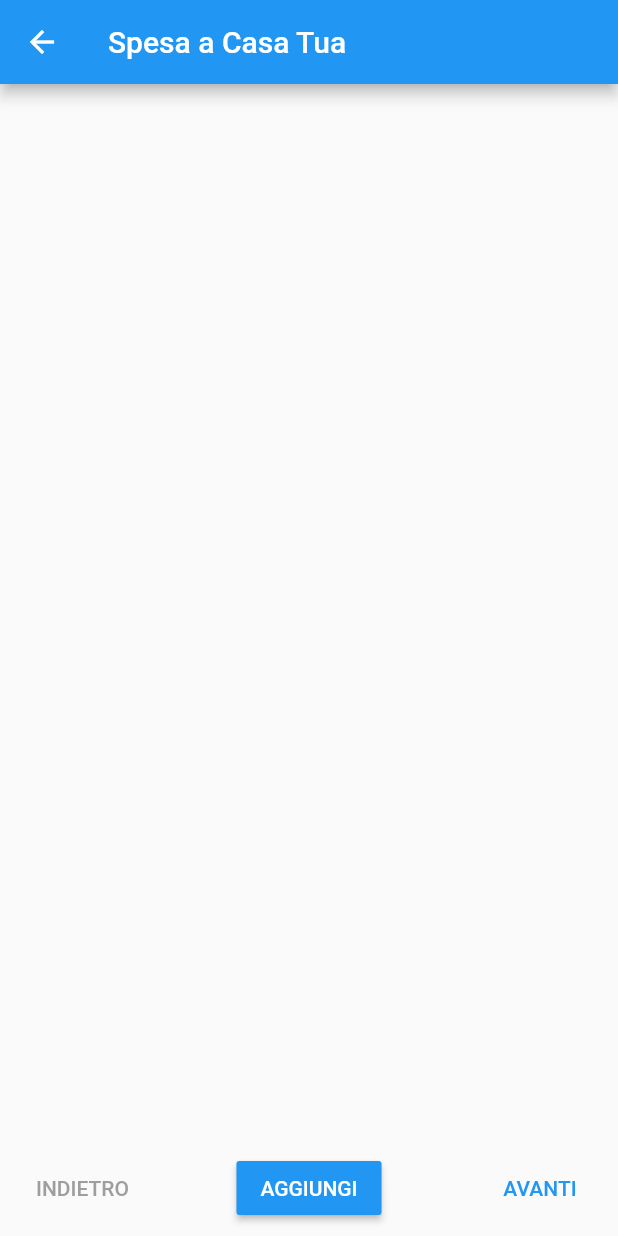
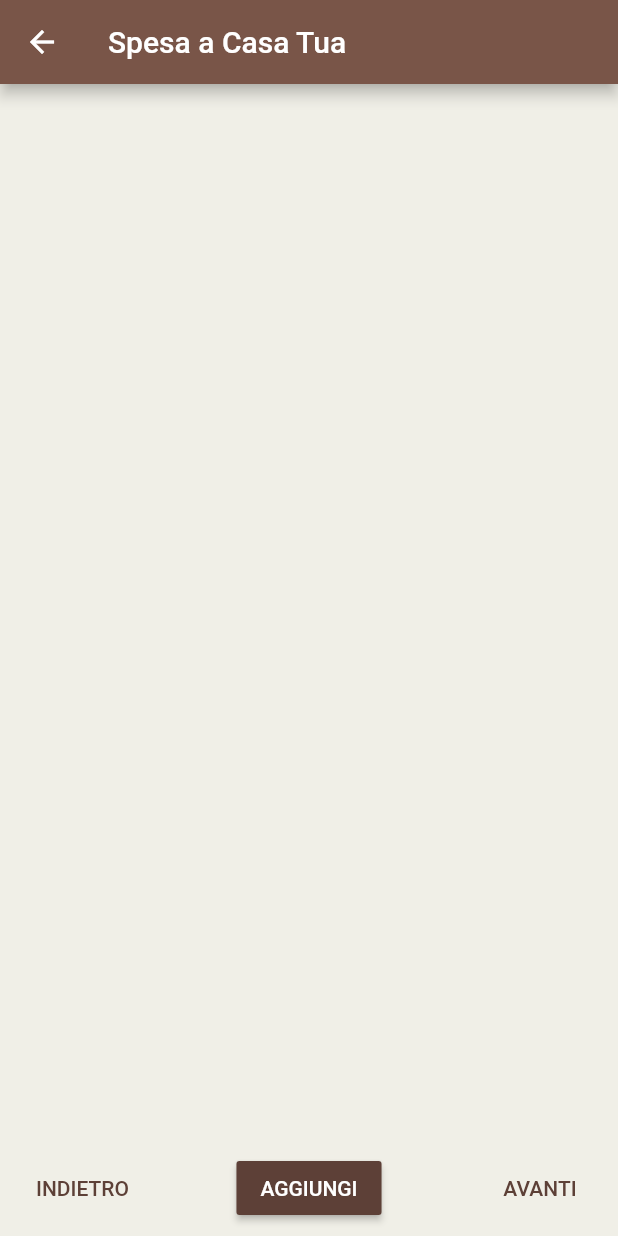
Before and after one commit to sc2-mkr/hack_at_home_mobile, a Flutter app: the screen it shows after launch, after a tap on "Richiedi la spesa", on a phone screen of 412 x 824 dp. Run offline on Flutter 3.47's test engine with Material 2 defaults, Android fonts, the phone set to English and light mode, and no system bars; our stand-ins replace fluttertoast.

Commit message:
Color Change

```diff
--- a/lib/Pages/BasketItemDetail.dart
+++ b/lib/Pages/BasketItemDetail.dart
@@ -2,6 +2,7 @@ import 'package:flutter/material.dart';
 import 'package:hackathome/Utility/BasketItem.dart';
 import 'package:hackathome/Utility/Drawer.dart';
 import 'package:hackathome/Utility/StatusBarCleaner.dart';
+import 'package:hackathome/Utility/Theme.dart';
 
 import '../main.dart';
 
@@ -18,8 +19,9 @@ class BasketItemDetailState extends State<BasketItemDetail> {
   @override
   Widget build(BuildContext context) {
     return StatusBarCleaner(
-        color: Colors.blue[700],
+        color: SC2Theme.darkmainColor,
         child: Scaffold(
+          backgroundColor: SC2Theme.backgroundColor,
           appBar: AppBar(title: Text(MyApp().title),),
           drawer: getDrawer(),
           body: getBody(),
--- a/lib/Pages/Home.dart
+++ b/lib/Pages/Home.dart
@@ -3,6 +3,7 @@ import 'package:flutter/rendering.dart';
 import 'package:hackathome/Pages/NewOrder.dart';
 import 'package:hackathome/Utility/Drawer.dart';
 import 'package:hackathome/Utility/StatusBarCleaner.dart';
+import 'package:hackathome/Utility/Theme.dart';
 import 'package:hackathome/main.dart';
 import 'package:fluttertoast/fluttertoast.dart';
 
@@ -19,8 +20,9 @@ class HomeState extends State<Home> {
   @override
   Widget build(BuildContext context) {
     return StatusBarCleaner(
-        color: Colors.blue[700],
+        color: SC2Theme.darkmainColor,
         child: Scaffold(
+          backgroundColor: SC2Theme.backgroundColor,
           appBar: AppBar(title: Text(MyApp().title),),
           drawer: getDrawer(),
           body: getBody(),
@@ -39,12 +41,12 @@ class HomeState extends State<Home> {
                   child: Container(
                     decoration: new BoxDecoration(
                         borderRadius: BorderRadius.all(Radius.circular(8)),
-                        color: Colors.black,
+                        color: Colors.brown[900],
                         image: new DecorationImage(
                           image: new AssetImage("assets/asset1.jpg"),
                           fit: BoxFit.cover,
                           colorFilter: new ColorFilter.mode(
-                              Colors.black.withOpacity(0.4), BlendMode.dstATop),
+                              Colors.black.withOpacity(0.5), BlendMode.dstATop),
                         )
                     ),
                     child: Center(child: Text("Richiedi la spesa",
@@ -67,12 +69,12 @@ class HomeState extends State<Home> {
                   child: Container(
                     decoration: new BoxDecoration(
                         borderRadius: BorderRadius.all(Radius.circular(8)),
-                        color: Colors.black,
+                        color: Colors.brown[900],
                         image: new DecorationImage(
                           image: new AssetImage("assets/asset2.jpg"),
                           fit: BoxFit.cover,
                           colorFilter: new ColorFilter.mode(
-                              Colors.black.withOpacity(0.4), BlendMode.dstATop),
+                              Colors.brown.withOpacity(0.5), BlendMode.dstATop),
                         )
                     ),
                     child: Center(child: Text("Accetta una Richiesta",
--- a/lib/Pages/NewOrder.dart
+++ b/lib/Pages/NewOrder.dart
@@ -5,6 +5,7 @@ import 'package:hackathome/Pages/BasketItemDetail.dart';
 import 'package:hackathome/Utility/Basket.dart';
 import 'package:hackathome/Utility/BasketItem.dart';
 import 'package:hackathome/Utility/StatusBarCleaner.dart';
+import 'package:hackathome/Utility/Theme.dart';
 import 'package:hackathome/main.dart';
 
 class NewOrder extends StatefulWidget {
@@ -24,6 +25,10 @@ class NewOrderState extends State<NewOrder> {
   );
 
   @override
+  void initState(){
+
+  }
+  @override
   void dispose() {
     _controller.dispose();
     super.dispose();
@@ -32,8 +37,9 @@ class NewOrderState extends State<NewOrder> {
   @override
   Widget build(BuildContext context) {
     return StatusBarCleaner(
-        color: Colors.blue[700],
+        color: SC2Theme.darkmainColor,
         child: Scaffold(
+          backgroundColor: SC2Theme.backgroundColor,
           appBar: AppBar(title: Text(MyApp().title),),
           body: returnPageView(),
         )
@@ -67,11 +73,12 @@ class NewOrderState extends State<NewOrder> {
   Page1(int numPage){
     return Stack(
       children: <Widget>[
-        ListView.separated(
-          padding: const EdgeInsets.all(8),
+        Padding(
+          padding: const EdgeInsets.only(top: 8.0),
+          child: ListView.separated(
             itemCount: Basket.entries.length,
             separatorBuilder: (context, index) => Divider(
-            color: Colors.black,
+              color: Colors.grey[700],
             ),
             itemBuilder: (BuildContext context, int index) {
               return Container(
@@ -87,9 +94,9 @@ class NewOrderState extends State<NewOrder> {
                   trailing: InkWell(
                     onTap: (){_removeItem(index);},
                     child: Container(
-                    width: 40,
-                    height: 40,
-                    color: Colors.red,
+                      width: 35,
+                      height: 35,
+                      color: Colors.red[700],
                       child: Icon(Icons.delete,color: Colors.white,),
                     ),
                   ),
@@ -97,17 +104,15 @@ class NewOrderState extends State<NewOrder> {
               );
             },
           ),
+        ),
         Container(
           padding: const EdgeInsets.all(8.0),
           alignment: Alignment.bottomCenter,
           child: RaisedButton(
-            color: Colors.blue,
+            color: SC2Theme.mainColor,
             child: Text("AGGIUNGI",style: TextStyle(color: Colors.white),),
             onPressed: (){
-              Navigator.push(
-                context,
-                MaterialPageRoute(builder: (context) => AddNewBasketItem()),
-              );
+              _addAndWait();
             },
           ),
         ),
@@ -115,7 +120,7 @@ class NewOrderState extends State<NewOrder> {
           padding: const EdgeInsets.all(8.0),
           alignment: Alignment.bottomRight,
           child: FlatButton(
-            child: Text("AVANTI",style: TextStyle(color: Colors.blue),),
+            child: Text("AVANTI",style: TextStyle(color: SC2Theme.mainColor),),
             onPressed: (){_controller.animateToPage(numPage+1, duration: const Duration(milliseconds: 400),
               curve: Curves.easeInOut,);
             },
@@ -125,7 +130,7 @@ class NewOrderState extends State<NewOrder> {
           padding: const EdgeInsets.all(8.0),
           alignment: Alignment.bottomLeft,
           child: FlatButton(
-            child: Text("INDIETRO",style: TextStyle(color: Colors.grey[500]),),
+            child: Text("INDIETRO",style: TextStyle(color: Colors.brown[700]),),
             onPressed: (){_controller.animateToPage(numPage-1, duration: const Duration(milliseconds: 400),
               curve: Curves.easeInOut,);
             },
@@ -134,4 +139,16 @@ class NewOrderState extends State<NewOrder> {
       ],
     );
   }
+
+  _addAndWait() async{
+    await Navigator.push(
+      context,
+      MaterialPageRoute(builder: (context) => AddNewBasketItem()),
+    ).then((value){
+      if(value=="OK"){
+        setState(() {});
       }
+    });
+
+  }
+}
--- a/lib/Utility/Basket.dart
+++ b/lib/Utility/Basket.dart
@@ -1,3 +1,6 @@
 class Basket{
   static List entries = [];
+  static String userName = "";
+  static String address = "";
+  static String phoneNumber = "";
 }
--- /dev/null
+++ b/lib/Utility/Theme.dart
@@ -0,0 +1,8 @@
+import 'dart:ui';
+
+class SC2Theme{
+  static Color backgroundColor = Color(0xFFf0efe7);
+  static Color mainColor = Color(0xFF5d4037);
+  static Color darkmainColor = Color(0xFF5d4037);
+
+}
--- a/lib/main.dart
+++ b/lib/main.dart
@@ -1,4 +1,5 @@
 import 'package:flutter/material.dart';
+import 'package:hackathome/Utility/Theme.dart';
 import 'Pages/Home.dart';
 
 void main() => runApp(MyApp());
@@ -12,7 +13,8 @@ class MyApp extends StatelessWidget {
       debugShowCheckedModeBanner: false,
       title: title,
       theme: ThemeData(
-        primarySwatch: Colors.blue,
+        primarySwatch: Colors.brown,
+        backgroundColor: SC2Theme.backgroundColor
       ),
       home: Home(),
     );
```
Also changed, not shown: lib/Pages/AddNewBasketItem.dart (+5 -6 lines), screen.png (added). Lines whose indentation alone changed are shown as unchanged.
